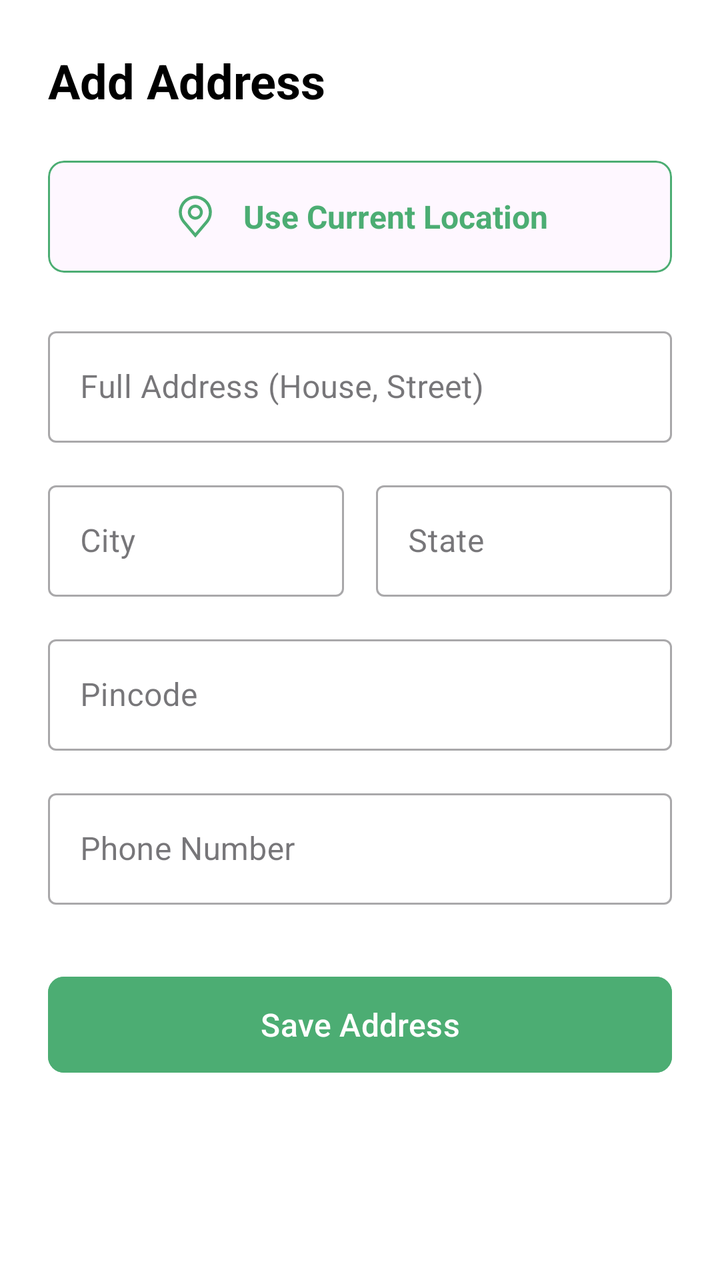
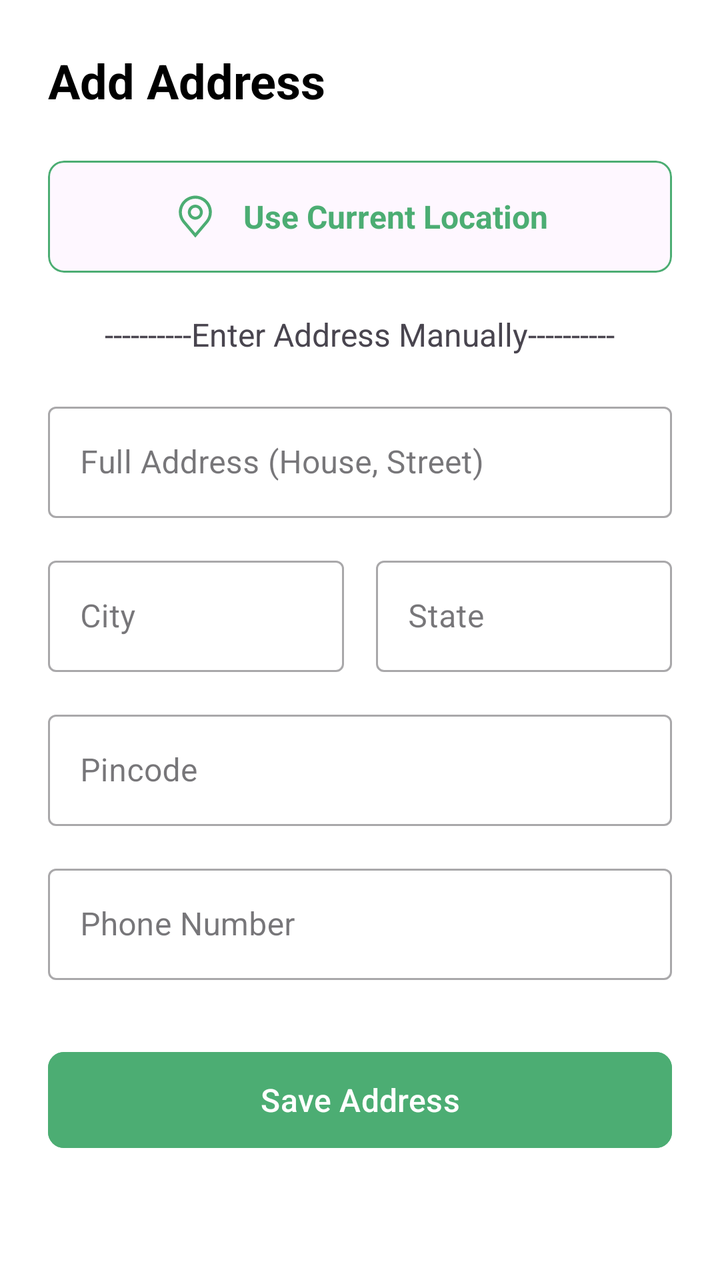

Compare the two renders of this Android layout. The source of the first and the diff that turns it into the second are given below.
<!-- AndroidManifest.xml: application theme Theme.GrocHub -->
<!-- res/layout/activity_address.xml -->
<?xml version="1.0" encoding="utf-8"?>
<ScrollView xmlns:android="http://schemas.android.com/apk/res/android"
    xmlns:app="http://schemas.android.com/apk/res-auto"
    android:layout_width="match_parent"
    android:layout_height="match_parent"
    android:background="@android:color/white"
    android:fillViewport="true">

    <LinearLayout
        android:layout_width="match_parent"
        android:layout_height="wrap_content"
        android:orientation="vertical"
        android:padding="24dp">

        <TextView
            android:layout_width="wrap_content"
            android:layout_height="wrap_content"
            android:text="Add Address"
            android:textSize="24sp"
            android:textStyle="bold"
            android:textColor="@android:color/black"
            android:layout_marginBottom="24dp"/>

        <com.google.android.material.card.MaterialCardView
            android:id="@+id/btn_current_location"
            android:layout_width="match_parent"
            android:layout_height="wrap_content"
            android:clickable="true"
            android:focusable="true"
            app:cardCornerRadius="8dp"
            app:cardElevation="0dp"
            app:strokeWidth="1dp"
            app:strokeColor="@color/Primary"
            android:layout_marginBottom="24dp">

            <LinearLayout
                android:layout_width="match_parent"
                android:layout_height="wrap_content"
                android:gravity="center"
                android:padding="16dp"
                android:orientation="horizontal">

                <ImageView
                    android:layout_width="24dp"
                    android:layout_height="24dp"
                    android:src="@drawable/carbon_location"
                    app:tint="@color/Primary"/>

                <TextView
                    android:layout_width="wrap_content"
                    android:layout_height="wrap_content"
                    android:text="Use Current Location"
                    android:textColor="@color/Primary"
                    android:textStyle="bold"
                    android:textSize="16sp"
                    android:layout_marginStart="12dp"/>
            </LinearLayout>
        </com.google.android.material.card.MaterialCardView>

        <com.google.android.material.textfield.TextInputLayout
            style="@style/Widget.MaterialComponents.TextInputLayout.OutlinedBox"
            android:layout_width="match_parent"
            android:layout_height="wrap_content"
            android:hint="Full Address (House, Street)"
            android:layout_marginBottom="16dp">

            <com.google.android.material.textfield.TextInputEditText
                android:id="@+id/et_address_line"
                android:layout_width="match_parent"
                android:layout_height="wrap_content"
                android:inputType="textPostalAddress"/>
        </com.google.android.material.textfield.TextInputLayout>

        <LinearLayout
            android:layout_width="match_parent"
            android:layout_height="wrap_content"
            android:orientation="horizontal"
            android:layout_marginBottom="16dp">

            <com.google.android.material.textfield.TextInputLayout
                style="@style/Widget.MaterialComponents.TextInputLayout.OutlinedBox"
                android:layout_width="0dp"
                android:layout_weight="1"
                android:layout_height="wrap_content"
                android:hint="City"
                android:layout_marginEnd="8dp">

                <com.google.android.material.textfield.TextInputEditText
                    android:id="@+id/et_city"
                    android:layout_width="match_parent"
                    android:layout_height="wrap_content"
                    android:inputType="textCapWords"/>
            </com.google.android.material.textfield.TextInputLayout>

            <com.google.android.material.textfield.TextInputLayout
                style="@style/Widget.MaterialComponents.TextInputLayout.OutlinedBox"
                android:layout_width="0dp"
                android:layout_weight="1"
                android:layout_height="wrap_content"
                android:hint="State"
                android:layout_marginStart="8dp">

                <com.google.android.material.textfield.TextInputEditText
                    android:id="@+id/et_state"
                    android:layout_width="match_parent"
                    android:layout_height="wrap_content"
                    android:inputType="textCapWords"/>
            </com.google.android.material.textfield.TextInputLayout>
        </LinearLayout>

        <com.google.android.material.textfield.TextInputLayout
            style="@style/Widget.MaterialComponents.TextInputLayout.OutlinedBox"
            android:layout_width="match_parent"
            android:layout_height="wrap_content"
            android:hint="Pincode"
            android:layout_marginBottom="16dp">

            <com.google.android.material.textfield.TextInputEditText
                android:id="@+id/et_pin_code"
                android:layout_width="match_parent"
                android:layout_height="wrap_content"
                android:inputType="number"/>
        </com.google.android.material.textfield.TextInputLayout>

        <com.google.android.material.textfield.TextInputLayout
            style="@style/Widget.MaterialComponents.TextInputLayout.OutlinedBox"
            android:layout_width="match_parent"
            android:layout_height="wrap_content"
            android:hint="Phone Number"
            android:layout_marginBottom="32dp">

            <com.google.android.material.textfield.TextInputEditText
                android:id="@+id/et_phone"
                android:layout_width="match_parent"
                android:layout_height="wrap_content"
                android:inputType="phone"/>
        </com.google.android.material.textfield.TextInputLayout>

        <Button
            android:id="@+id/btn_save_address"
            android:layout_width="match_parent"
            android:layout_height="56dp"
            android:text="Save Address"
            android:backgroundTint="@color/Primary"
            android:textSize="16sp"
            app:cornerRadius="8dp"/>

    </LinearLayout>
</ScrollView>
<!-- resources referenced by this layout -->
<resources>
  <color name="Primary">#4CAD73</color>
  <!-- drawable carbon_location (drawable) -->
  <vector xmlns:android="http://schemas.android.com/apk/res/android"
      android:width="16dp"
      android:height="16dp"
      android:viewportWidth="16"
      android:viewportHeight="16">
    <path
        android:pathData="M8,9C7.506,9 7.022,8.853 6.611,8.579C6.2,8.304 5.88,7.914 5.69,7.457C5.501,7 5.452,6.497 5.548,6.012C5.644,5.527 5.883,5.082 6.232,4.732C6.582,4.383 7.027,4.144 7.512,4.048C7.997,3.952 8.5,4.001 8.957,4.19C9.414,4.38 9.804,4.7 10.079,5.111C10.353,5.522 10.5,6.006 10.5,6.5C10.499,7.163 10.236,7.798 9.767,8.267C9.298,8.736 8.663,8.999 8,9V9ZM8,5C7.703,5 7.413,5.088 7.167,5.253C6.92,5.418 6.728,5.652 6.614,5.926C6.501,6.2 6.471,6.502 6.529,6.793C6.587,7.084 6.73,7.351 6.939,7.561C7.149,7.77 7.416,7.913 7.707,7.971C7.998,8.029 8.3,7.999 8.574,7.886C8.848,7.772 9.082,7.58 9.247,7.333C9.412,7.087 9.5,6.797 9.5,6.5C9.5,6.102 9.341,5.721 9.06,5.44C8.779,5.159 8.398,5 8,5V5Z"
        android:fillColor="#ffffff"/>
    <path
        android:pathData="M8,15L3.782,10.026C3.723,9.951 3.665,9.876 3.608,9.8C2.888,8.851 2.498,7.692 2.5,6.5C2.5,5.041 3.079,3.642 4.111,2.611C5.142,1.579 6.541,1 8,1C9.459,1 10.858,1.579 11.889,2.611C12.92,3.642 13.5,5.041 13.5,6.5C13.502,7.691 13.113,8.85 12.392,9.799L12.392,9.8C12.392,9.8 12.242,9.997 12.219,10.024L8,15ZM4.406,9.198C4.407,9.198 4.523,9.351 4.55,9.384L8,13.454L11.455,9.379C11.477,9.351 11.594,9.196 11.594,9.196C12.183,8.421 12.501,7.474 12.5,6.5C12.5,5.307 12.026,4.162 11.182,3.318C10.338,2.474 9.193,2 8,2C6.807,2 5.662,2.474 4.818,3.318C3.974,4.162 3.5,5.307 3.5,6.5C3.499,7.474 3.817,8.422 4.407,9.198H4.406Z"
        android:fillColor="#ffffff"/>
  </vector>
  <style name="Theme.GrocHub" parent="Base.Theme.GrocHub" />
  <style name="Base.Theme.GrocHub" parent="Theme.Material3.DayNight.NoActionBar">
          
          
      </style>
</resources>

<!-- the commit's change to res/layout/activity_address.xml (unified diff, before → after) -->
@@ -31,7 +31,7 @@
             app:cardElevation="0dp"
             app:strokeWidth="1dp"
             app:strokeColor="@color/Primary"
-            android:layout_marginBottom="24dp">
+            android:layout_marginBottom="20dp">
 
             <LinearLayout
                 android:layout_width="match_parent"
@@ -56,6 +56,15 @@
                     android:layout_marginStart="12dp"/>
             </LinearLayout>
         </com.google.android.material.card.MaterialCardView>
+
+        <TextView
+            android:layout_width="wrap_content"
+            android:layout_height="wrap_content"
+            android:text="----------Enter Address Manually----------"
+            android:textSize="16sp"
+            android:layout_gravity="center_horizontal"
+            android:layout_marginBottom="20dp" />
+
 
         <com.google.android.material.textfield.TextInputLayout
             style="@style/Widget.MaterialComponents.TextInputLayout.OutlinedBox"
